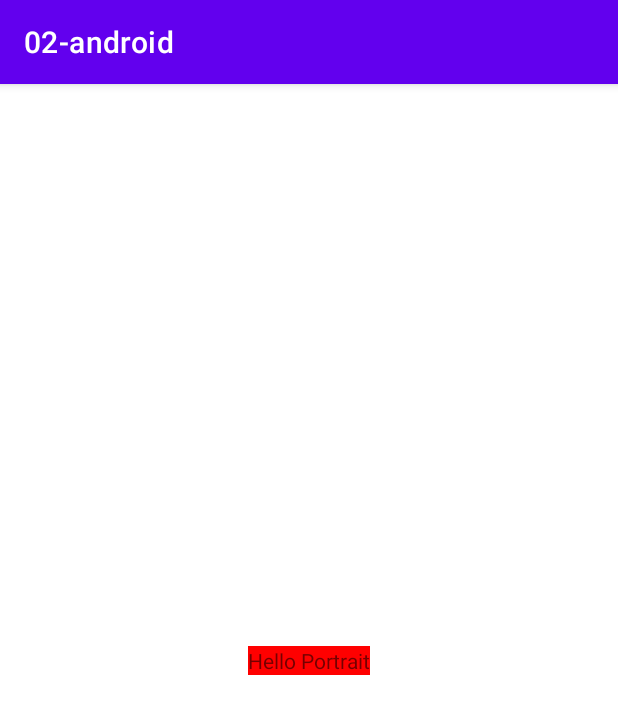
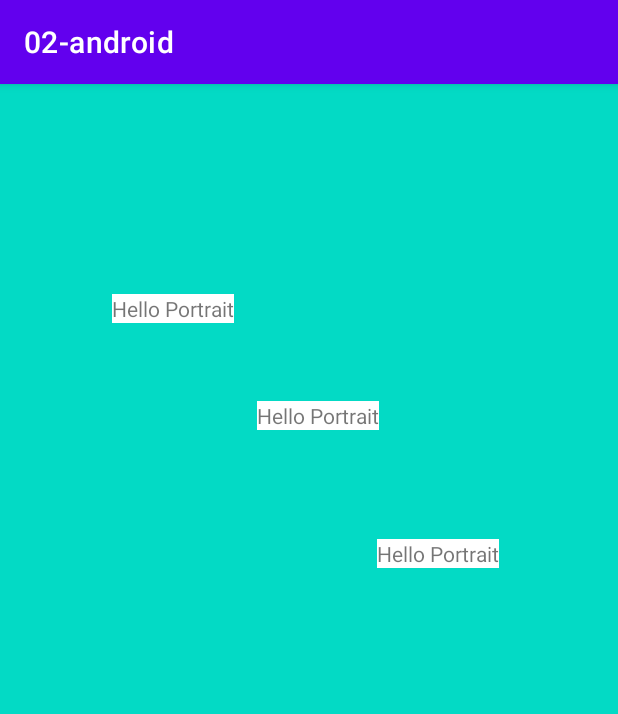
Before and after one commit to 2020-B-Aplicaciones-Moviles-Computacion/AMC-charco-cuenca-alex-vladimir, an Android app: the screen it shows after launch (MainActivity), on a phone screen of 412 x 824 dp. Shown: the top 714 px of the screen. Run offline under Robolectric (Android 15) with nearby library versions, the phone set to English and light mode, and no system bars.

Commit message:
Android Studio - Clase dic-01 - Ciclo de Vida

```diff
--- a/02-android/app/src/main/AndroidManifest.xml
+++ b/02-android/app/src/main/AndroidManifest.xml
@@ -9,6 +9,7 @@
         android:roundIcon="@mipmap/ic_launcher_round"
         android:supportsRtl="true"
         android:theme="@style/Theme.02android">
+        <activity android:name=".A_lifecycle"></activity>
         <activity android:name=".MainActivity">
             <intent-filter>
                 <action android:name="android.intent.action.MAIN" />
--- a/02-android/app/src/main/java/com/example/a02_android/MainActivity.kt
+++ b/02-android/app/src/main/java/com/example/a02_android/MainActivity.kt
@@ -1,11 +1,37 @@
 package com.example.a02_android
 
+import android.content.Intent
 import androidx.appcompat.app.AppCompatActivity
 import android.os.Bundle
+import android.util.Log
+import android.widget.Button
 
 class MainActivity : AppCompatActivity() {
     override fun onCreate(savedInstanceState: Bundle?) {
         super.onCreate(savedInstanceState)
         setContentView(R.layout.activity_main)
+
+        Log.i("main1","oncreate")
+
+        val btCicloVida = findViewById<Button>(R.id.button_ir_ciclo_vida)
+        btCicloVida.setOnClickListener{
+            irLifeCycle()
+        }
+
     }
+
+    override fun onDestroy(){
+        super.onDestroy()
+        Log.i("main1","ondestroy")
+    }
+
+
+    fun irLifeCycle(){
+        val intentExplicito = Intent(
+            this,
+            A_lifecycle::class.java
+        )
+        startActivity(intentExplicito)
+    }
+
 }
--- a/02-android/app/src/main/res/layout/activity_main.xml
+++ b/02-android/app/src/main/res/layout/activity_main.xml
@@ -4,16 +4,53 @@
     xmlns:tools="http://schemas.android.com/tools"
     android:layout_width="match_parent"
     android:layout_height="match_parent"
+    android:background="@color/b1"
     tools:context=".MainActivity">
 
     <TextView
+        android:id="@+id/textView11"
         android:layout_width="wrap_content"
         android:layout_height="wrap_content"
-        android:background="@color/red"
+        android:layout_marginTop="140dp"
+        android:background="@color/white"
         android:text="@string/sms"
-        app:layout_constraintBottom_toBottomOf="parent"
-        app:layout_constraintLeft_toLeftOf="parent"
-        app:layout_constraintRight_toRightOf="parent"
+        app:layout_constraintEnd_toEndOf="parent"
+        app:layout_constraintHorizontal_bias="0.225"
+        app:layout_constraintStart_toStartOf="parent"
         app:layout_constraintTop_toTopOf="parent" />
 
+    <TextView
+        android:id="@+id/textView13"
+        android:layout_width="wrap_content"
+        android:layout_height="wrap_content"
+        android:layout_marginTop="52dp"
+        android:background="@color/white"
+        android:text="@string/sms"
+        app:layout_constraintEnd_toEndOf="parent"
+        app:layout_constraintHorizontal_bias="0.378"
+        app:layout_constraintStart_toStartOf="@+id/textView11"
+        app:layout_constraintTop_toBottomOf="@+id/textView11" />
+
+    <TextView
+        android:id="@+id/textView12"
+        android:layout_width="wrap_content"
+        android:layout_height="wrap_content"
+        android:layout_marginTop="144dp"
+        android:background="@color/white"
+        android:text="@string/sms"
+        app:layout_constraintEnd_toEndOf="parent"
+        app:layout_constraintHorizontal_bias="0.691"
+        app:layout_constraintStart_toStartOf="@+id/textView11"
+        app:layout_constraintTop_toBottomOf="@+id/textView11" />
+
+    <Button
+        android:id="@+id/button_ir_ciclo_vida"
+        android:layout_width="wrap_content"
+        android:layout_height="wrap_content"
+        android:text="Life Cicle"
+        app:layout_constraintBottom_toTopOf="@+id/textView11"
+        app:layout_constraintTop_toBottomOf="parent"
+        app:layout_constraintVertical_bias="0.626"
+        tools:layout_editor_absoluteX="64dp" />
+
 </androidx.constraintlayout.widget.ConstraintLayout>
--- /dev/null
+++ b/02-android/app/src/main/res/values-land/colorb.xml
@@ -0,0 +1,4 @@
+<?xml version="1.0" encoding="utf-8"?>
+<resources>
+    <color name="b1">#FFBB86FC</color>
+</resources>
--- /dev/null
+++ b/02-android/app/src/main/res/values-port/colorb.xml
@@ -0,0 +1,4 @@
+<?xml version="1.0" encoding="utf-8"?>
+<resources>
+    <color name="b1">#FF03DAC5</color>
+</resources>
--- a/02-android/app/src/main/res/values/colors.xml
+++ b/02-android/app/src/main/res/values/colors.xml
@@ -10,4 +10,5 @@
     <color name="yellow">#FFFF00</color>
     <color name="red">#FF0000</color>
 
+
 </resources>
```
Also changed, not shown: 02-android/app/src/main/java/com/example/a02_android/A_lifecycle.kt (added, +93 -0 lines), 02-android/app/src/main/res/layout/activity_a_lifecycle.xml (added, +30 -0 lines).
